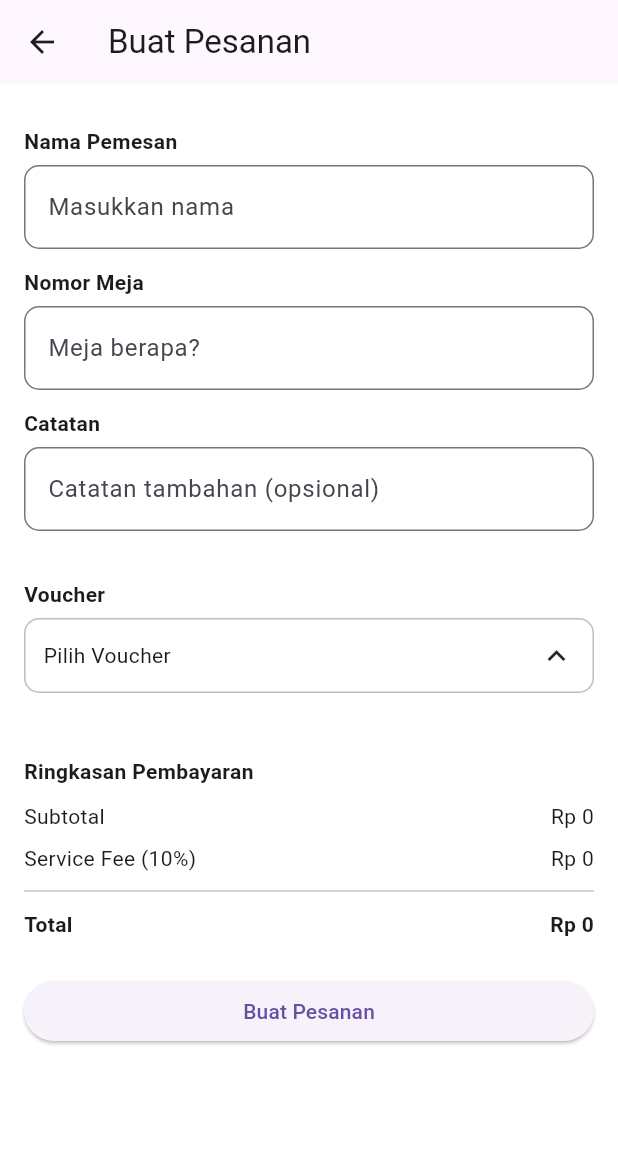
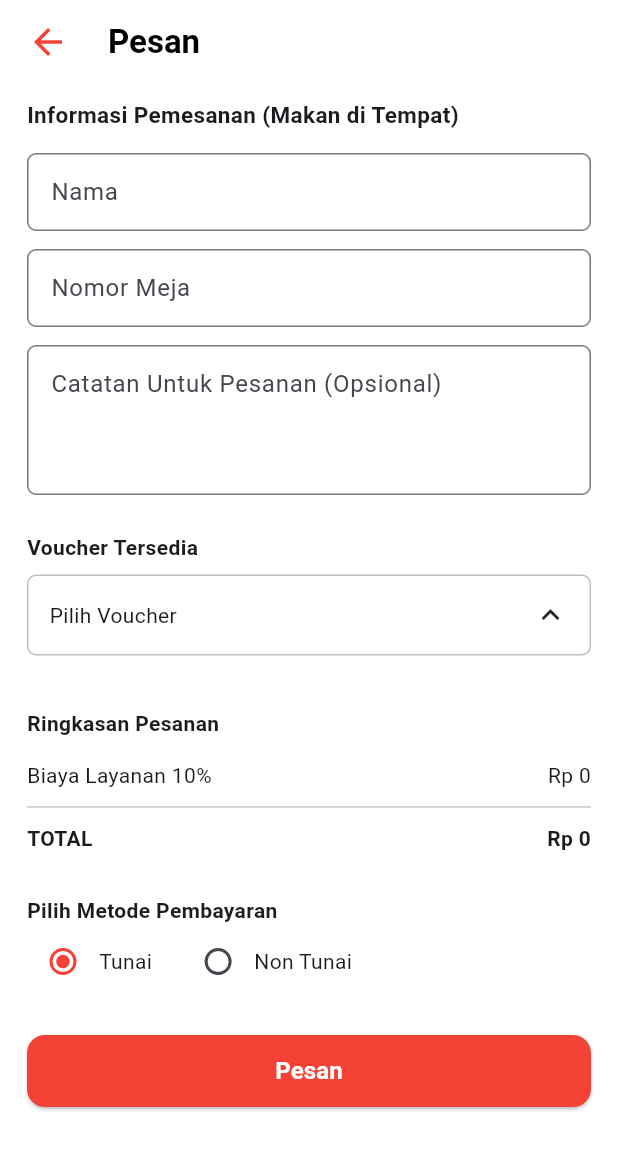
Before and after one commit to salsahbillah/wartiyem_mobile, a Flutter app: the OrderPage screen opened by its route, after a tap on "Pilih Voucher", on a phone screen of 412 x 824 dp. Shown: the top 1150 px of the screen. Run offline on Flutter 3.47's test engine with Material 3 defaults, Android fonts, the light colour scheme and no system bars; our stand-ins replace google_fonts, open_file, pdf, shared_preferences; accounts and stored records are empty; network calls fail.

Commit message:
munculin halaman order

```diff
--- a/lib/pages/order_page.dart
+++ b/lib/pages/order_page.dart
@@ -3,9 +3,11 @@ import 'package:provider/provider.dart';
 import '../../providers/cart_provider.dart';
 import 'package:http/http.dart' as http;
 import 'dart:convert';
+import 'struk_page.dart';
 
 class OrderPage extends StatefulWidget {
-  final String orderMethod; // "makan_di_tempat", "bungkus", "diantar"
+  final String orderMethod;
+
   const OrderPage({super.key, required this.orderMethod});
 
   @override
@@ -14,19 +16,21 @@ class OrderPage extends StatefulWidget {
 
 class _OrderPageState extends State<OrderPage> {
   final TextEditingController nameController = TextEditingController();
-  final TextEditingController tableController = TextEditingController();
+  final TextEditingController noteController = TextEditingController();
   final TextEditingController phoneController = TextEditingController();
   final TextEditingController addressController = TextEditingController();
-  final TextEditingController noteController = TextEditingController();
+  final TextEditingController tableController = TextEditingController();
 
   bool isLoading = false;
 
-  // ======== Voucher UI States ========
-  bool showVoucherDropdown = false;
-  bool showAllVouchers = false;
+  // Voucher
   List voucherList = [];
   Map<String, dynamic>? voucherApplied;
+  bool voucherDropdown = false;
   double discountAmount = 0;
+
+  // Payment
+  String paymentMethod = "tunai";
 
   @override
   void initState() {
@@ -34,35 +38,72 @@ class _OrderPageState extends State<OrderPage> {
     fetchVouchers();
   }
 
+  // ============================================================
+  //                    API GET VOUCHER
+  // ============================================================
   Future<void> fetchVouchers() async {
     try {
       final res = await http.get(
-        Uri.parse('https://unflamboyant-undepreciable-emilia.ngrok-free.dev/api/voucher'),
+        Uri.parse(
+          'https://unflamboyant-undepreciable-emilia.ngrok-free.dev/api/vouchers',
+        ),
       );
+
       final data = json.decode(res.body);
-      setState(() {
-        voucherList = data['vouchers'];
-      });
+
+      if (data is List) {
+        setState(() => voucherList = data);
+      } else if (data is Map && data["vouchers"] is List) {
+        setState(() => voucherList = data["vouchers"]);
+      } else if (data is Map && data["data"] is List) {
+        setState(() => voucherList = data["data"]);
+      } else {
+        debugPrint("Voucher API unexpected: $data");
+      }
     } catch (e) {
-      debugPrint('Voucher error: $e');
+      debugPrint("Voucher API Exception: $e");
     }
   }
 
-  void applyVoucher(Map<String, dynamic> v, double subtotal) {
-    double disc = 0;
-    if (v['type'] == 'percentage') {
-      disc = subtotal * (v['value'] / 100);
-    } else {
-      disc = v['value'].toDouble();
+  // ============================================================
+  //           APPLY VOUCHER (CALL BACKEND API)
+  // ============================================================
+  Future<void> applyVoucher(Map<String, dynamic> v, double subtotal) async {
+    try {
+      final res = await http.post(
+        Uri.parse(
+            "https://unflamboyant-undepreciable-emilia.ngrok-free.dev/api/vouchers/apply"),
+        headers: {"Content-Type": "application/json"},
+        body: json.encode({
+          "voucherId": v["_id"],
+          "subtotal": subtotal,
+        }),
+      );
+
+      final data = json.decode(res.body);
+      debugPrint("VOUCHER APPLY RESPONSE MOBILE: $data");
+
+      if (data["success"] != true) {
+        showMsg(data["message"] ?? "Voucher tidak valid");
+        return;
       }
 
       setState(() {
-      voucherApplied = v;
-      discountAmount = disc;
-      showVoucherDropdown = false;
+        voucherApplied = data["voucher"];
+        discountAmount = (data["discount"] ?? 0).toDouble();
+        voucherDropdown = false;
       });
+
+      showMsg("Voucher ${voucherApplied!['name']} berhasil diterapkan");
+    } catch (e) {
+      debugPrint("Apply Voucher Error: $e");
+      showMsg("Voucher gagal diterapkan");
+    }
   }
 
+  // ============================================================
+  //                     SUBMIT ORDER
+  // ============================================================
   Future<void> submitOrder(double subtotal, List items) async {
     if (nameController.text.isEmpty) {
       showMsg("Nama harus diisi");
@@ -77,18 +118,15 @@ class _OrderPageState extends State<OrderPage> {
 
     if (widget.orderMethod == "diantar") {
       if (phoneController.text.isEmpty || addressController.text.isEmpty) {
-        showMsg("No telepon & alamat wajib diisi");
+        showMsg("Nomor telepon dan alamat wajib diisi");
         return;
       }
     }
 
     setState(() => isLoading = true);
 
-    // Fee
     double serviceFee = subtotal * 0.10;
-    double deliveryFee =
-        widget.orderMethod == "diantar" ? 8000 : 0;
-
+    double deliveryFee = widget.orderMethod == "diantar" ? 3000 : 0;
     double total = subtotal + serviceFee + deliveryFee - discountAmount;
 
     Map<String, dynamic> payload = {
@@ -100,141 +138,271 @@ class _OrderPageState extends State<OrderPage> {
       "delivery_fee": deliveryFee,
       "discount": discountAmount,
       "totalAmount": total,
-      "payment": "cash",
+      "payment": paymentMethod,
       "note": noteController.text.trim(),
       "voucherId": voucherApplied?["_id"] ?? "",
-      "tableNumber": widget.orderMethod == "makan_di_tempat"
-          ? tableController.text.trim()
-          : "",
-      "phone": widget.orderMethod == "diantar"
-          ? phoneController.text.trim()
-          : "",
-      "address": widget.orderMethod == "diantar"
-          ? addressController.text.trim()
-          : "",
+      "phone": phoneController.text.trim(),
+      "address": addressController.text.trim(),
+      "tableNumber": tableController.text.trim(),
     };
 
     try {
       final res = await http.post(
-        Uri.parse('https://unflamboyant-undepreciable-emilia.ngrok-free.dev/api/order/place'),
+        Uri.parse(
+            "https://unflamboyant-undepreciable-emilia.ngrok-free.dev/api/order/place"),
         headers: {"Content-Type": "application/json"},
         body: json.encode(payload),
       );
 
       final data = json.decode(res.body);
 
+      if (!mounted) return;
+
       if (data["success"] == true) {
-        if (mounted) {
         Provider.of<CartProvider>(context, listen: false).clearCart();
-        }
-        showMsg("Pesanan berhasil dibuat!");
+
+        Navigator.push(
+          context,
+          MaterialPageRoute(
+            builder: (_) => StrukPage(order: data["order"]),
+          ),
+        );
       } else {
-        showMsg("Gagal membuat pesanan");
+        showMsg(data["message"] ?? "Gagal membuat pesanan");
       }
     } catch (e) {
       showMsg("Terjadi kesalahan");
     }
 
+    if (mounted) {
       setState(() => isLoading = false);
+    }
   }
 
   void showMsg(String msg) {
     ScaffoldMessenger.of(context).showSnackBar(SnackBar(content: Text(msg)));
   }
 
+  // ============================================================
+  //                           UI
+  // ============================================================
   @override
   Widget build(BuildContext context) {
     final cart = Provider.of<CartProvider>(context);
     double subtotal = cart.subtotal;
 
+    String methodLabel = widget.orderMethod == "makan_di_tempat"
+        ? "Informasi Pemesanan (Makan di Tempat)"
+        : widget.orderMethod == "bungkus"
+            ? "Informasi Pemesanan (Bungkus)"
+            : "Informasi Pemesanan (Diantar)";
+
     return Scaffold(
-      appBar: AppBar(title: const Text("Buat Pesanan")),
+      backgroundColor: Colors.white,
+      appBar: AppBar(
+        backgroundColor: Colors.white,
+        elevation: 0,
+        leading: GestureDetector(
+          onTap: () => Navigator.pop(context),
+          child: const Padding(
+            padding: EdgeInsets.only(left: 8),
+            child: Icon(Icons.arrow_back, color: Colors.red, size: 28),
+          ),
+        ),
+        title: const Text(
+          "Pesan",
+          style: TextStyle(fontWeight: FontWeight.bold, color: Colors.black),
+        ),
+      ),
+
       body: SingleChildScrollView(
-        padding: const EdgeInsets.all(16),
+        padding: const EdgeInsets.symmetric(horizontal: 18),
         child: Column(
           crossAxisAlignment: CrossAxisAlignment.start,
           children: [
-            title("Nama Pemesan"),
-            inputField(nameController, "Masukkan nama"),
+            const SizedBox(height: 10),
+
+            Text(
+              methodLabel,
+              style: const TextStyle(
+                fontSize: 15,
+                fontWeight: FontWeight.bold,
+              ),
+            ),
+
+            const SizedBox(height: 15),
+
+            buildInput(nameController, "Nama"),
 
             if (widget.orderMethod == "makan_di_tempat") ...[
-              title("Nomor Meja"),
-              inputField(tableController, "Meja berapa?"),
+              const SizedBox(height: 12),
+              buildInput(tableController, "Nomor Meja"),
             ],
 
             if (widget.orderMethod == "diantar") ...[
-              title("No Telepon"),
-              inputField(phoneController, "08xxxx"),
-              title("Alamat Lengkap"),
-              inputField(addressController, "Masukkan alamat"),
+              const SizedBox(height: 12),
+              buildInput(phoneController, "Nomor Telepon"),
+              const SizedBox(height: 12),
+              buildInput(addressController, "Alamat Lengkap"),
             ],
 
-            title("Catatan"),
-            inputField(noteController, "Catatan tambahan (opsional)"),
+            const SizedBox(height: 12),
 
-            const SizedBox(height: 20),
+            buildTextArea(noteController, "Catatan Untuk Pesanan (Opsional)"),
+
+            const SizedBox(height: 25),
+
+            // ================== VOUCHER ===================
+            const Text("Voucher Tersedia",
+                style: TextStyle(fontWeight: FontWeight.bold)),
+
+            const SizedBox(height: 8),
+
             buildVoucherDropdown(subtotal),
 
-            const SizedBox(height: 20),
-            buildSummary(subtotal),
+            if (voucherDropdown) buildVoucherList(subtotal),
 
-            const SizedBox(height: 20),
+            const SizedBox(height: 25),
+
+            // ================== RINGKASAN ===================
+            const Text("Ringkasan Pesanan",
+                style: TextStyle(fontWeight: FontWeight.bold)),
+
+            const SizedBox(height: 12),
+
+            ...cart.items.map((item) {
+              int qty = item['qty'] ?? 1;
+              return summaryRow(
+                  "${item['name']} x$qty", "Rp ${item['price'] * qty}");
+            }),
+
+            summaryRow(
+              "Biaya Layanan 10%",
+              "Rp ${(subtotal * 0.10).toStringAsFixed(0)}",
+            ),
+
+            if (widget.orderMethod == "diantar")
+              summaryRow("Ongkir", "Rp 3000"),
+
+            if (voucherApplied != null)
+              summaryRow(
+                "Diskon (${voucherApplied!['name']})",
+                "- Rp ${discountAmount.toStringAsFixed(0)}",
+              ),
+
+            const Divider(),
+            summaryRow(
+              "TOTAL",
+              "Rp ${(subtotal + (subtotal * 0.10) + (widget.orderMethod == "diantar" ? 3000 : 0) - discountAmount).toStringAsFixed(0)}",
+              bold: true,
+            ),
+
+            const SizedBox(height: 25),
+
+            // ================== PEMBAYARAN ===================
+            const Text("Pilih Metode Pembayaran",
+                style: TextStyle(fontWeight: FontWeight.bold)),
+
+            Row(
+              children: [
+                Radio(
+                  value: "tunai",
+                  groupValue: paymentMethod,
+                  activeColor: Colors.red,
+                  onChanged: (v) =>
+                      setState(() => paymentMethod = v.toString()),
+                ),
+                const Text("Tunai"),
+                const SizedBox(width: 20),
+                Radio(
+                  value: "non_tunai",
+                  groupValue: paymentMethod,
+                  activeColor: Colors.red,
+                  onChanged: (v) =>
+                      setState(() => paymentMethod = v.toString()),
+                ),
+                const Text("Non Tunai"),
+              ],
+            ),
+
+            const SizedBox(height: 25),
+
+            // ================== BUTTON ===================
             SizedBox(
               width: double.infinity,
+              height: 48,
               child: ElevatedButton(
+                style: ElevatedButton.styleFrom(
+                  backgroundColor: Colors.red,
+                  foregroundColor: Colors.white,
+                  shape: RoundedRectangleBorder(
+                    borderRadius: BorderRadius.circular(12),
+                  ),
+                ),
                 onPressed: isLoading
                     ? null
                     : () => submitOrder(subtotal, cart.items),
                 child: isLoading
-                    ? const CircularProgressIndicator(color: Colors.white)
-                    : const Text("Buat Pesanan"),
+                    ? const CircularProgressIndicator(
+                        color: Colors.white,
+                      )
+                    : const Text(
+                        "Pesan",
+                        style: TextStyle(
+                            fontSize: 16, fontWeight: FontWeight.bold),
                       ),
               ),
+            ),
+
+            const SizedBox(height: 30),
           ],
         ),
       ),
     );
   }
 
-  Widget title(String s) {
-    return Padding(
-      padding: const EdgeInsets.only(bottom: 6, top: 12),
-      child: Text(s, style: const TextStyle(fontWeight: FontWeight.bold)),
-    );
-  }
-
-  Widget inputField(TextEditingController c, String hint) {
+  // ============================================================
+  // WIDGET BUILDER
+  // ============================================================
+  Widget buildInput(TextEditingController c, String hint) {
     return TextField(
       controller: c,
       decoration: InputDecoration(
         hintText: hint,
-        border: OutlineInputBorder(borderRadius: BorderRadius.circular(10)),
+        contentPadding:
+            const EdgeInsets.symmetric(vertical: 14, horizontal: 12),
+        border: OutlineInputBorder(
+          borderSide: BorderSide(color: Colors.grey.shade400),
+          borderRadius: BorderRadius.circular(6),
+        ),
       ),
     );
   }
 
-  // ========================
-  //   VOUCHER UI
-  // ========================
+  Widget buildTextArea(TextEditingController c, String hint) {
+    return TextField(
+      controller: c,
+      maxLines: 3,
+      decoration: InputDecoration(
+        hintText: hint,
+        contentPadding:
+            const EdgeInsets.symmetric(vertical: 14, horizontal: 12),
+        border: OutlineInputBorder(
+          borderSide: BorderSide(color: Colors.grey.shade400),
+          borderRadius: BorderRadius.circular(6),
+        ),
+      ),
+    );
+  }
+
   Widget buildVoucherDropdown(double subtotal) {
-    List displayed = showAllVouchers
-        ? voucherList
-        : voucherList.take(4).toList();
-
-    return Column(
-      crossAxisAlignment: CrossAxisAlignment.start,
-      children: [
-        title("Voucher"),
-
-        GestureDetector(
-          onTap: () {
-            setState(() => showVoucherDropdown = !showVoucherDropdown);
-          },
+    return GestureDetector(
+      onTap: () => setState(() => voucherDropdown = !voucherDropdown),
       child: Container(
-            padding: const EdgeInsets.all(12),
+        padding: const EdgeInsets.symmetric(horizontal: 14, vertical: 14),
         decoration: BoxDecoration(
-              borderRadius: BorderRadius.circular(10),
           border: Border.all(color: Colors.grey.shade400),
+          borderRadius: BorderRadius.circular(6),
         ),
         child: Row(
           children: [
@@ -244,121 +412,80 @@ class _OrderPageState extends State<OrderPage> {
                   : "Pilih Voucher",
             ),
             const Spacer(),
-                Icon(showVoucherDropdown
+            Icon(voucherDropdown
                 ? Icons.keyboard_arrow_up
                 : Icons.keyboard_arrow_down),
           ],
         ),
       ),
-        ),
+    );
+  }
 
-        if (voucherApplied != null)
+  Widget buildVoucherList(double subtotal) {
+    return Column(
+      children: [
+        const SizedBox(height: 10),
+        for (var v in voucherList)
           Container(
-            margin: const EdgeInsets.only(top: 10),
+            margin: const EdgeInsets.only(bottom: 10),
             padding: const EdgeInsets.all(12),
             decoration: BoxDecoration(
-              color: Colors.green.shade50,
-              borderRadius: BorderRadius.circular(10),
-              border: Border.all(color: Colors.green.shade300),
+              border: Border.all(color: Colors.red.shade300),
+              borderRadius: BorderRadius.circular(6),
             ),
             child: Row(
               children: [
                 Expanded(
                   child: Text(
-                    "${voucherApplied!['name']} - terpasang",
-                    style: TextStyle(color: Colors.green.shade800),
+                    "${v['name']}\nMin. Order Rp ${v['minOrder']}",
+                    style: const TextStyle(fontSize: 13),
                   ),
                 ),
-                IconButton(
-                  icon: const Icon(Icons.close, color: Colors.red),
-                  onPressed: () {
-                    setState(() {
-                      voucherApplied = null;
-                      discountAmount = 0;
-                    });
-                  },
+                ElevatedButton(
+                  onPressed: () => applyVoucher(v, subtotal),
+                  style: ElevatedButton.styleFrom(
+                    backgroundColor:
+                        voucherApplied != null &&
+                                voucherApplied!["_id"] == v["_id"]
+                            ? Colors.red
+                            : Colors.grey,
+                    minimumSize: const Size(70, 35),
+                    shape: RoundedRectangleBorder(
+                        borderRadius: BorderRadius.circular(6)),
+                  ),
+                  child: Text(
+                    voucherApplied != null &&
+                            voucherApplied!["_id"] == v["_id"]
+                        ? "Dipakai"
+                        : "Pakai",
+                    style: const TextStyle(color: Colors.white),
+                  ),
                 )
               ],
             ),
-          ),
-
-        if (showVoucherDropdown)
-          Column(
-            children: [
-              const SizedBox(height: 10),
-              for (var v in displayed)
-                GestureDetector(
-                  onTap: () => applyVoucher(v, subtotal),
-                  child: Container(
-                    margin: const EdgeInsets.only(bottom: 10),
-                    padding: const EdgeInsets.all(12),
-                    decoration: BoxDecoration(
-                      color: Colors.blue.shade50,
-                      borderRadius: BorderRadius.circular(10),
-                    ),
-                    child: Row(
-                      children: [
-                        Expanded(
-                          child: Text("${v['name']} - ${v['description']}"),
-                        ),
-                      ],
-                    ),
-                  ),
-                ),
-              if (voucherList.length > 4)
-                TextButton(
-                  onPressed: () {
-                    setState(() {
-                      showAllVouchers = !showAllVouchers;
-                    });
-                  },
-                  child:
-                      Text(showAllVouchers ? "Lihat lebih sedikit" : "Lihat lainnya"),
-                )
-            ],
           ),
       ],
     );
   }
 
-  // ========================
-  //   SUMMARY
-  // ========================
-  Widget buildSummary(double subtotal) {
-    double serviceFee = subtotal * 0.10;
-    double deliveryFee =
-        widget.orderMethod == "diantar" ? 8000 : 0;
-    double total = subtotal + serviceFee + deliveryFee - discountAmount;
-
-    return Column(
-      crossAxisAlignment: CrossAxisAlignment.start,
-      children: [
-        title("Ringkasan Pembayaran"),
-        summaryRow("Subtotal", "Rp ${subtotal.toStringAsFixed(0)}"),
-        summaryRow("Service Fee (10%)", "Rp ${serviceFee.toStringAsFixed(0)}"),
-        if (deliveryFee > 0)
-          summaryRow("Delivery Fee", "Rp ${deliveryFee.toStringAsFixed(0)}"),
-        if (discountAmount > 0)
-          summaryRow("Diskon", "- Rp ${discountAmount.toStringAsFixed(0)}"),
-        const Divider(),
-        summaryRow("Total", "Rp ${total.toStringAsFixed(0)}",
-            isBold: true),
-      ],
-    );
-  }
-
-  Widget summaryRow(String left, String right, {bool isBold = false}) {
+  Widget summaryRow(String left, String right, {bool bold = false}) {
     return Padding(
-      padding: const EdgeInsets.symmetric(vertical: 4),
+      padding: const EdgeInsets.symmetric(vertical: 3),
       child: Row(
         children: [
-          Text(left,
-              style:
-                  TextStyle(fontWeight: isBold ? FontWeight.bold : FontWeight.normal)),
+          Text(
+            left,
+            style: TextStyle(
+              fontWeight: bold ? FontWeight.bold : FontWeight.normal,
+            ),
+          ),
           const Spacer(),
-          Text(right,
-              style:
-                  TextStyle(fontWeight: isBold ? FontWeight.bold : FontWeight.normal)),
+          Text(
+            right,
+            style: TextStyle(
+              fontWeight: bold ? FontWeight.bold : FontWeight.normal,
+            ),
+          ),
         ],
       ),
     );
```
Lines whose indentation alone changed are shown as unchanged.
